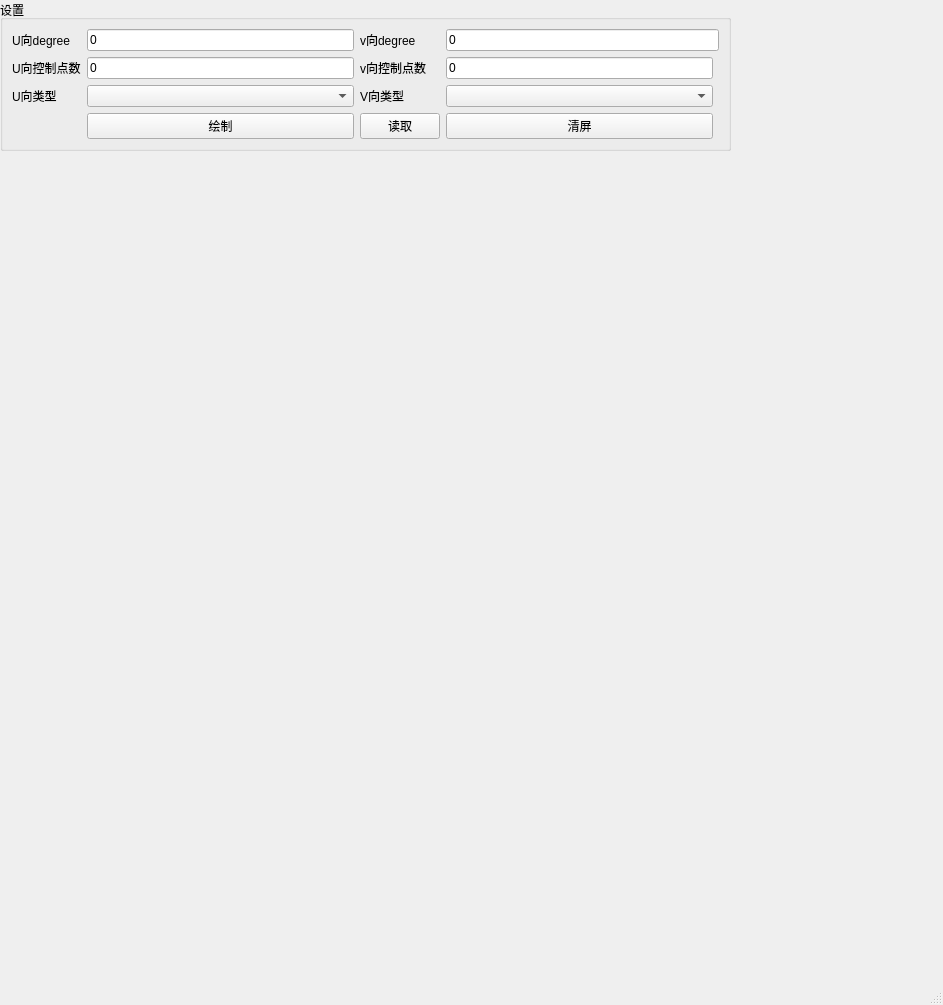
Before: the Qt Designer form Forms/surfacewindow.ui in sby9981/CAGD_demo, drawn with Qt 5.
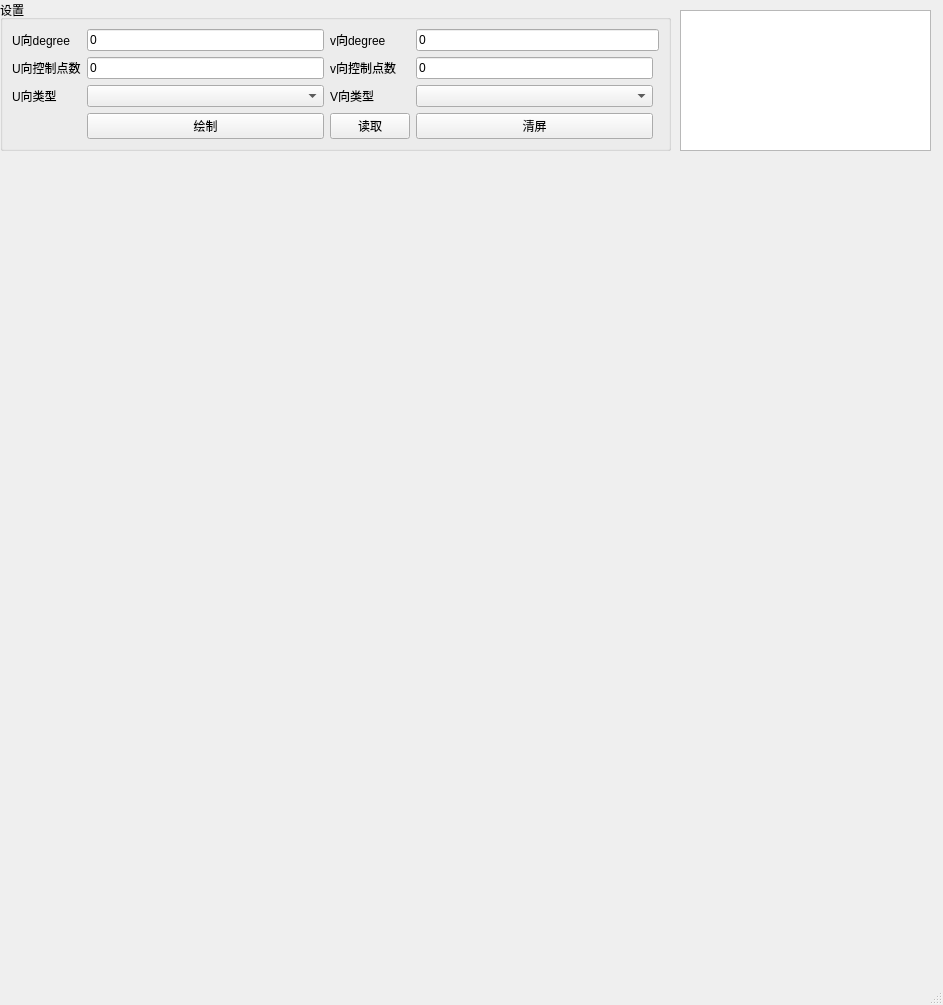
After: the same form once the commit is applied.

Commit message: 添加曲面对话框，完善

What changed in the file:
```diff
--- a/Forms/surfacewindow.ui
+++ b/Forms/surfacewindow.ui
@@ -19,7 +19,7 @@
      <rect>
       <x>0</x>
       <y>0</y>
-      <width>731</width>
+      <width>671</width>
       <height>151</height>
      </rect>
     </property>
@@ -126,6 +126,16 @@
      </item>
     </layout>
    </widget>
+   <widget class="QTextBrowser" name="textBrowser">
+    <property name="geometry">
+     <rect>
+      <x>680</x>
+      <y>10</y>
+      <width>251</width>
+      <height>141</height>
+     </rect>
+    </property>
+   </widget>
   </widget>
   <widget class="QMenuBar" name="menubar">
    <property name="geometry">
```
The commit also changes 7 other files.
